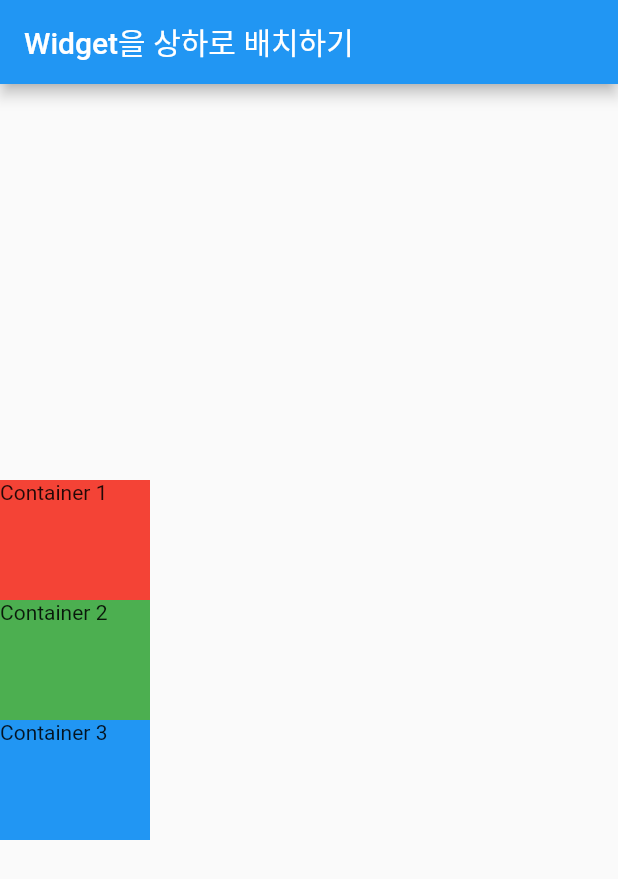
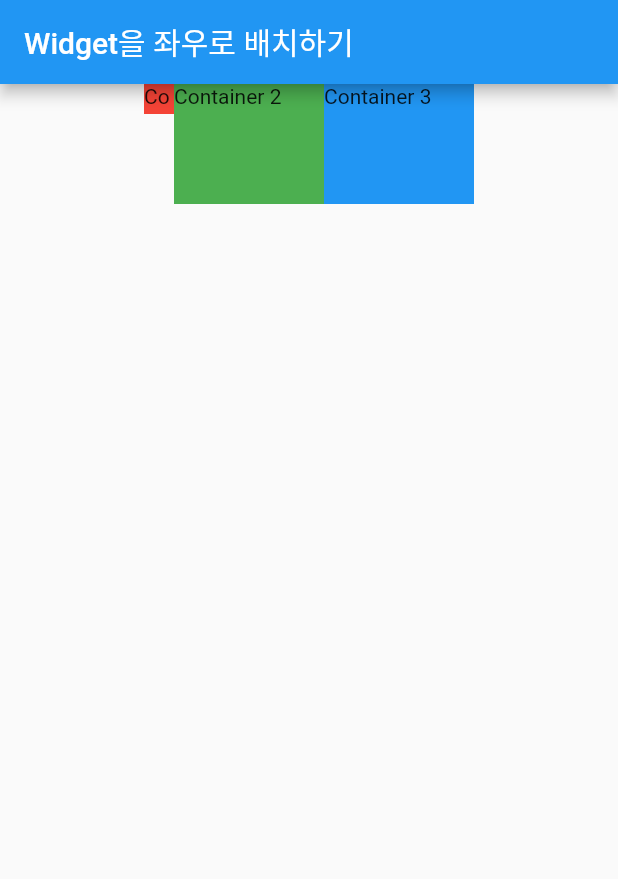
Before and after one commit to dongeranguk/flutter_example, a Flutter app: the screen it shows after launch, on a phone screen of 412 x 824 dp. Shown: the top 879 px of the screen. Run offline on Flutter 3.47's test engine with Material 2 defaults, Android fonts, the phone set to English and light mode, and no system bars.

Commit message:
#2 - Widget 을 좌우로 배치하기
`Column` 대신 `Row`를 사용하면 widget 들을 가로로 배치할 수 있다.

Column 과 마찬가지로 Row 도 직접 상하좌우로 배치할 수 있는 필드를 가지고 있지만, 가로로 배치되기 때문에 mainAxisAlignment 는 좌우를, crossAxisAlignment 는 상하를 지정할 수 있다.

이때, crossAxisAlignment 필드에 값을 지정했을 때, 별 다른 변화를 볼 수 없었는데, widget 중 하나만 사이즈를 달리 했을 때에는 상하 배치가 되는걸 볼 수 있었다.

```diff
--- a/lib/main.dart
+++ b/lib/main.dart
@@ -4,7 +4,7 @@ void main() {
   runApp(MaterialApp(
     home: Scaffold(
       appBar: AppBar(
-        title: const Text('Widget을 상하로 배치하기'),
+        title: const Text('Widget을 좌우로 배치하기'),
       ),
       body: const Body(),
     ),
@@ -16,14 +16,14 @@ class Body extends StatelessWidget {
 
   @override
   Widget build(BuildContext context) {
-    return Column(
+    return Row(
       mainAxisSize: MainAxisSize.max,
       mainAxisAlignment: MainAxisAlignment.center,
       crossAxisAlignment: CrossAxisAlignment.start,
       children: [
         Container(
-          width: 100,
-          height: 80,
+          width: 20,
+          height: 20,
           color: Colors.red,
           child: Text('Container 1'),
         ),
```
